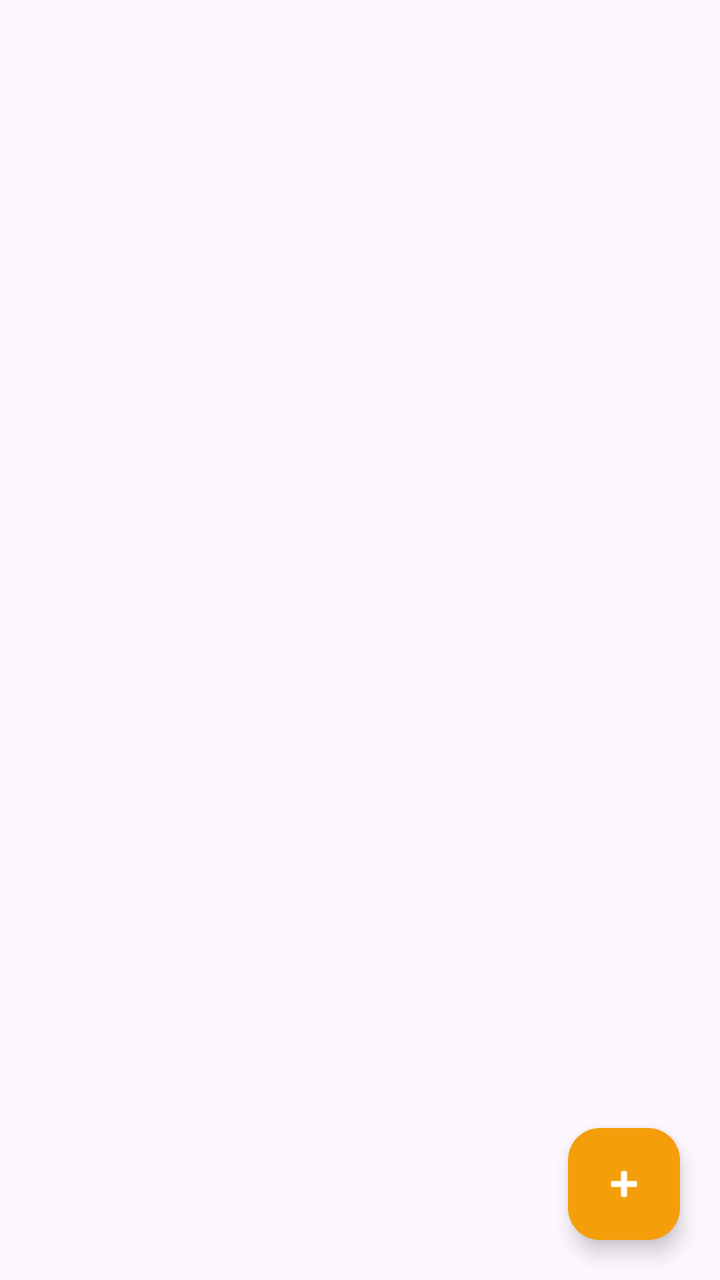
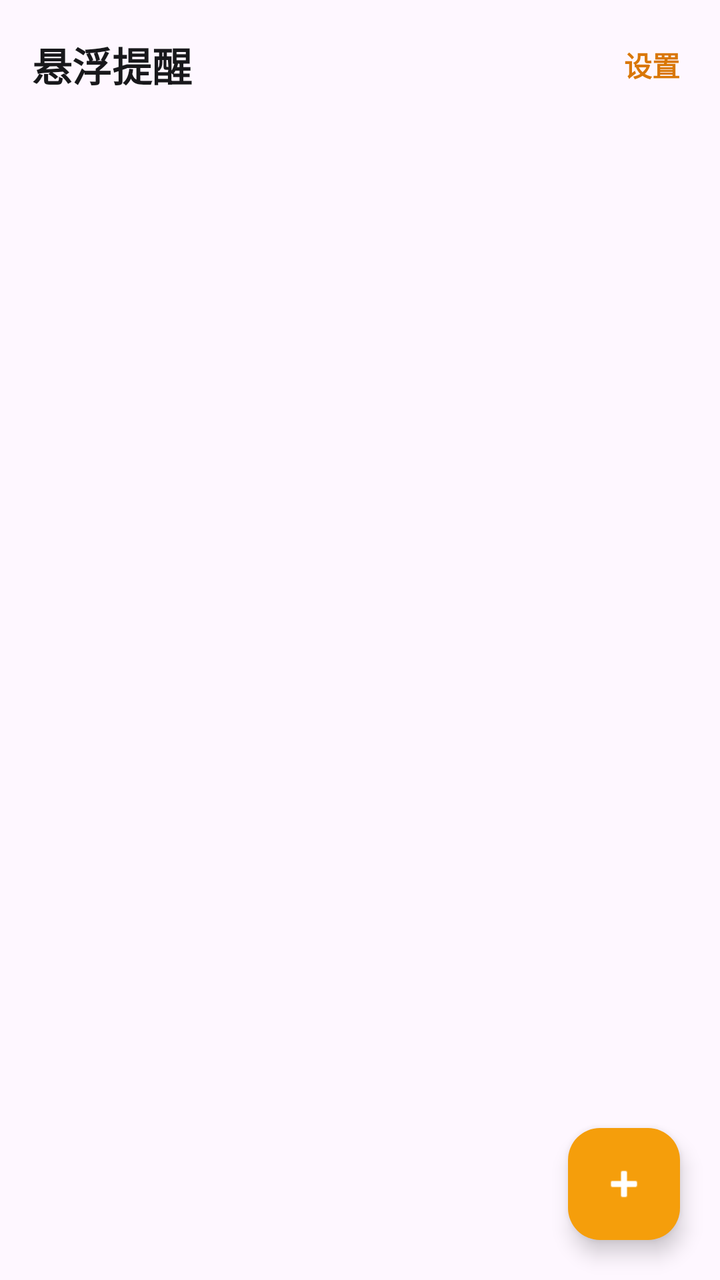

An Android layout rendered at two revisions. The XML below is the earlier revision; the diff shows what the commit changed to produce the second picture.
<!-- AndroidManifest.xml: application theme Theme.Reminder -->
<!-- res/layout/activity_main.xml -->
<?xml version="1.0" encoding="utf-8"?>
<LinearLayout xmlns:android="http://schemas.android.com/apk/res/android"
    xmlns:app="http://schemas.android.com/apk/res-auto"
    android:layout_width="match_parent"
    android:layout_height="match_parent"
    android:fitsSystemWindows="true"
    android:orientation="vertical">

    <TextView
        android:id="@+id/banner_overlay"
        android:layout_width="match_parent"
        android:layout_height="wrap_content"
        android:background="#FFF8E1"
        android:padding="12dp"
        android:text="第 1 步：点击授权悬浮窗权限（必需）"
        android:textColor="#8A6D1A"
        android:visibility="gone" />

    <TextView
        android:id="@+id/banner_alarm"
        android:layout_width="match_parent"
        android:layout_height="wrap_content"
        android:background="#FFF8E1"
        android:padding="12dp"
        android:text="第 2 步：点击授权精确闹钟权限（保证准时）"
        android:textColor="#8A6D1A"
        android:visibility="gone" />

    <TextView
        android:id="@+id/banner_battery"
        android:layout_width="match_parent"
        android:layout_height="wrap_content"
        android:background="#E8F5E9"
        android:padding="12dp"
        android:text="建议：加入电池优化白名单，防止提醒失效"
        android:textColor="#2E5B2F"
        android:visibility="gone" />

    <androidx.recyclerview.widget.RecyclerView
        android:id="@+id/recycler"
        android:layout_width="match_parent"
        android:layout_height="0dp"
        android:layout_weight="1"
        android:clipToPadding="false"
        android:paddingBottom="88dp" />

    <com.google.android.material.floatingactionbutton.FloatingActionButton
        android:id="@+id/fab"
        android:layout_width="wrap_content"
        android:layout_height="wrap_content"
        android:layout_gravity="bottom|end"
        android:layout_margin="20dp"
        android:contentDescription="新建提醒"
        android:src="@android:drawable/ic_input_add"
        app:backgroundTint="#F59E0B"
        app:tint="@android:color/white" />
</LinearLayout>
<!-- resources referenced by this layout -->
<resources>
  <style name="Theme.Reminder" parent="Theme.Material3.DayNight">
          <item name="colorPrimary">#F59E0B</item>
          <item name="colorOnPrimary">#FFFFFF</item>
          <item name="android:statusBarColor">#F59E0B</item>
      </style>
</resources>

<!-- the commit's change to res/layout/activity_main.xml (unified diff, before → after) -->
@@ -5,6 +5,35 @@
     android:layout_height="match_parent"
     android:fitsSystemWindows="true"
     android:orientation="vertical">
+
+    <LinearLayout
+        android:layout_width="match_parent"
+        android:layout_height="wrap_content"
+        android:gravity="center_vertical"
+        android:orientation="horizontal"
+        android:paddingStart="16dp"
+        android:paddingEnd="8dp"
+        android:paddingTop="10dp"
+        android:paddingBottom="6dp">
+
+        <TextView
+            android:layout_width="0dp"
+            android:layout_height="wrap_content"
+            android:layout_weight="1"
+            android:text="悬浮提醒"
+            android:textColor="#18181B"
+            android:textSize="20sp"
+            android:textStyle="bold" />
+
+        <TextView
+            android:id="@+id/button_settings"
+            android:layout_width="wrap_content"
+            android:layout_height="wrap_content"
+            android:padding="12dp"
+            android:text="设置"
+            android:textColor="#D97706"
+            android:textStyle="bold" />
+    </LinearLayout>
 
     <TextView
         android:id="@+id/banner_overlay"
